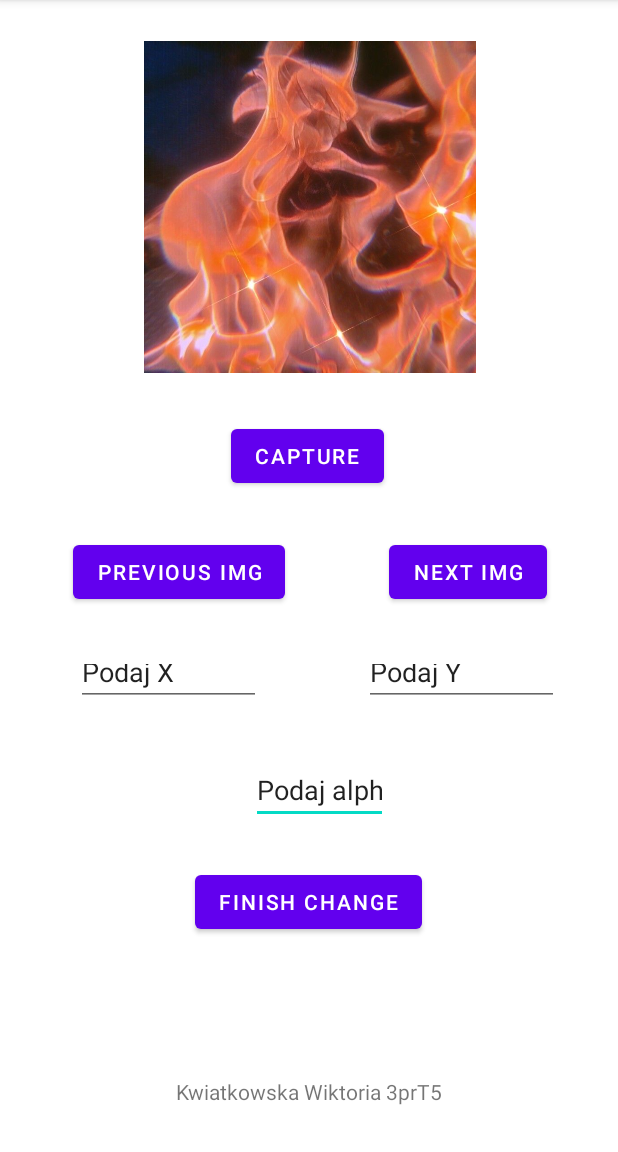
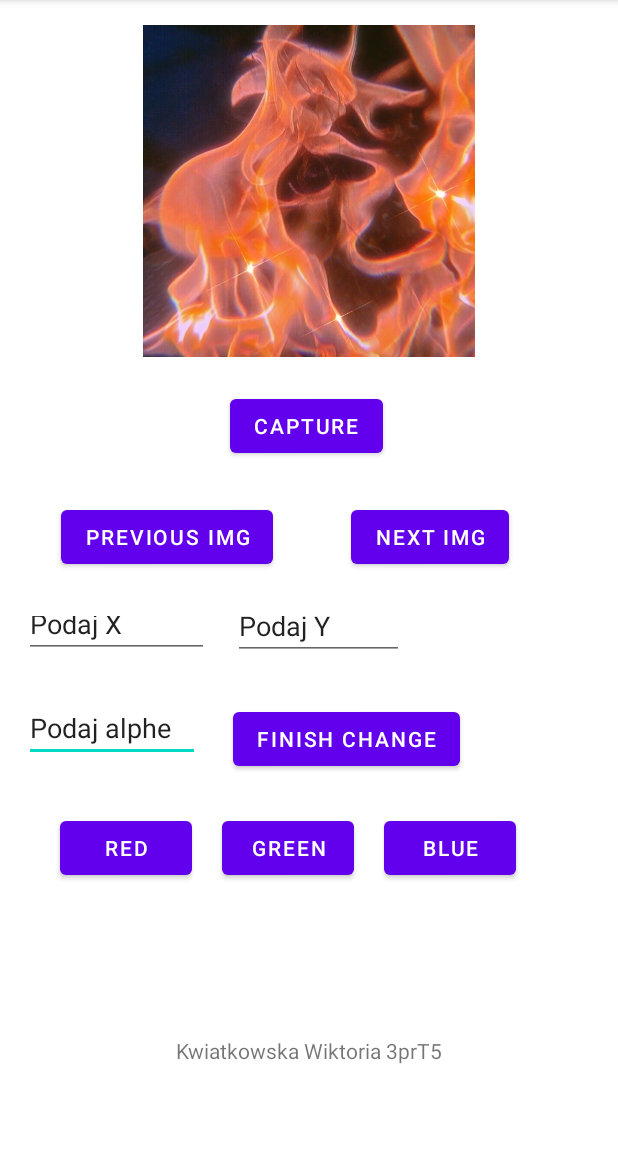
Before and after one commit to Kwiatkowska-W/camera, an Android app: the screen it shows after launch (MainActivity), on a phone screen of 412 x 824 dp, the part 84-1236 px from its top. Run offline under Robolectric (Android 15) with nearby library versions, the phone set to English and light mode, and no system bars.

Commit message:
dodanie filtru

```diff
--- a/app/src/main/java/xml/example/camera/MainActivity.kt
+++ b/app/src/main/java/xml/example/camera/MainActivity.kt
@@ -9,6 +9,8 @@ import android.widget.Button
 import androidx.core.app.ActivityCompat
 import android.Manifest
 import android.graphics.Bitmap
+import android.graphics.Color
+import android.graphics.PorterDuff
 import android.widget.EditText
 import android.widget.ImageView
 
@@ -83,9 +85,17 @@ class MainActivity : AppCompatActivity() {
         findViewById<Button>(R.id.button).setOnClickListener{
             var i = Intent(MediaStore.ACTION_IMAGE_CAPTURE)
             startActivityForResult(i, 101)
+    }
+        findViewById<Button>(R.id.red).setOnClickListener{
+            findViewById<ImageView>(R.id.imageView).setColorFilter(Color.RED, PorterDuff.Mode.LIGHTEN)
+        }
+        findViewById<Button>(R.id.blue).setOnClickListener{
+            findViewById<ImageView>(R.id.imageView).setColorFilter(Color.BLUE, PorterDuff.Mode.LIGHTEN)
+        }
+        findViewById<Button>(R.id.green).setOnClickListener{
+            findViewById<ImageView>(R.id.imageView).setColorFilter(Color.GREEN, PorterDuff.Mode.LIGHTEN)
+        }
 
-
-    }
 }
 
     override fun onActivityResult(requestCode: Int, resultCode: Int, data: Intent?) {
--- a/app/src/main/res/layout/activity_main.xml
+++ b/app/src/main/res/layout/activity_main.xml
@@ -9,31 +9,31 @@
 
     <EditText
         android:id="@+id/alpha"
-        android:layout_width="91dp"
-        android:layout_height="43dp"
+        android:layout_width="117dp"
+        android:layout_height="39dp"
         android:ems="10"
         android:inputType="textPersonName"
         android:text="Podaj alphe"
         app:layout_constraintBottom_toBottomOf="parent"
         app:layout_constraintEnd_toEndOf="parent"
-        app:layout_constraintHorizontal_bias="0.521"
+        app:layout_constraintHorizontal_bias="0.054"
         app:layout_constraintStart_toStartOf="parent"
         app:layout_constraintTop_toBottomOf="@+id/button"
-        app:layout_constraintVertical_bias="0.449" />
+        app:layout_constraintVertical_bias="0.382" />
 
     <EditText
         android:id="@+id/textY"
-        android:layout_width="130dp"
-        android:layout_height="38dp"
+        android:layout_width="114dp"
+        android:layout_height="39dp"
         android:ems="10"
         android:inputType="textPersonName"
         android:text="Podaj Y"
         app:layout_constraintBottom_toBottomOf="parent"
         app:layout_constraintEnd_toEndOf="parent"
-        app:layout_constraintHorizontal_bias="0.861"
-        app:layout_constraintStart_toStartOf="parent"
-        app:layout_constraintTop_toBottomOf="@+id/next"
-        app:layout_constraintVertical_bias="0.084" />
+        app:layout_constraintHorizontal_bias="0.101"
+        app:layout_constraintStart_toEndOf="@+id/textX"
+        app:layout_constraintTop_toTopOf="@+id/textX"
+        app:layout_constraintVertical_bias="0.0" />
 
     <Button
         android:id="@+id/button"
@@ -45,7 +45,7 @@
         app:layout_constraintHorizontal_bias="0.492"
         app:layout_constraintStart_toStartOf="@+id/imageView"
         app:layout_constraintTop_toBottomOf="@+id/imageView"
-        app:layout_constraintVertical_bias="0.066" />
+        app:layout_constraintVertical_bias="0.045" />
 
     <ImageView
         android:id="@+id/imageView"
@@ -53,10 +53,9 @@
         android:layout_height="221dp"
         app:layout_constraintBottom_toBottomOf="parent"
         app:layout_constraintEnd_toEndOf="parent"
-        app:layout_constraintHorizontal_bias="0.51"
         app:layout_constraintStart_toStartOf="parent"
         app:layout_constraintTop_toTopOf="parent"
-        app:layout_constraintVertical_bias="0.05"
+        app:layout_constraintVertical_bias="0.031"
         app:srcCompat="@drawable/zdj4" />
 
     <Button
@@ -66,10 +65,10 @@
         android:text="next img"
         app:layout_constraintBottom_toBottomOf="parent"
         app:layout_constraintEnd_toEndOf="parent"
-        app:layout_constraintHorizontal_bias="0.845"
+        app:layout_constraintHorizontal_bias="0.763"
         app:layout_constraintStart_toStartOf="parent"
         app:layout_constraintTop_toBottomOf="@+id/button"
-        app:layout_constraintVertical_bias="0.075" />
+        app:layout_constraintVertical_bias="0.063" />
 
     <Button
         android:id="@+id/previous"
@@ -78,10 +77,10 @@
         android:text="previous img"
         app:layout_constraintBottom_toBottomOf="parent"
         app:layout_constraintEnd_toStartOf="@+id/next"
-        app:layout_constraintHorizontal_bias="0.413"
+        app:layout_constraintHorizontal_bias="0.438"
         app:layout_constraintStart_toStartOf="parent"
         app:layout_constraintTop_toBottomOf="@+id/button"
-        app:layout_constraintVertical_bias="0.075" />
+        app:layout_constraintVertical_bias="0.063" />
 
     <EditText
         android:id="@+id/textX"
@@ -91,11 +90,11 @@
         android:inputType="textPersonName"
         android:text="Podaj X"
         app:layout_constraintBottom_toBottomOf="parent"
-        app:layout_constraintEnd_toStartOf="@+id/textY"
-        app:layout_constraintHorizontal_bias="0.423"
+        app:layout_constraintEnd_toEndOf="parent"
+        app:layout_constraintHorizontal_bias="0.055"
         app:layout_constraintStart_toStartOf="parent"
         app:layout_constraintTop_toBottomOf="@+id/previous"
-        app:layout_constraintVertical_bias="0.084" />
+        app:layout_constraintVertical_bias="0.053" />
 
     <Button
         android:id="@+id/finish"
@@ -104,10 +103,10 @@
         android:text="Finish change"
         app:layout_constraintBottom_toBottomOf="parent"
         app:layout_constraintEnd_toEndOf="parent"
-        app:layout_constraintHorizontal_bias="0.498"
-        app:layout_constraintStart_toStartOf="parent"
-        app:layout_constraintTop_toBottomOf="@+id/alpha"
-        app:layout_constraintVertical_bias="0.166" />
+        app:layout_constraintHorizontal_bias="0.174"
+        app:layout_constraintStart_toEndOf="@+id/alpha"
+        app:layout_constraintTop_toTopOf="@+id/alpha"
+        app:layout_constraintVertical_bias="0.0" />
 
     <TextView
         android:id="@+id/name"
@@ -120,4 +119,34 @@
         app:layout_constraintTop_toBottomOf="@+id/finish"
         app:layout_constraintVertical_bias="0.75" />
 
+    <Button
+        android:id="@+id/red"
+        android:layout_width="wrap_content"
+        android:layout_height="wrap_content"
+        android:text="red"
+        app:layout_constraintBottom_toBottomOf="parent"
+        app:layout_constraintEnd_toEndOf="parent"
+        app:layout_constraintHorizontal_bias="0.123"
+        app:layout_constraintStart_toStartOf="parent"
+        app:layout_constraintTop_toBottomOf="@+id/alpha"
+        app:layout_constraintVertical_bias="0.157" />
+
+    <Button
+        android:id="@+id/green"
+        android:layout_width="wrap_content"
+        android:layout_height="wrap_content"
+        android:layout_marginStart="20dp"
+        android:text="green"
+        app:layout_constraintStart_toEndOf="@+id/red"
+        app:layout_constraintTop_toTopOf="@+id/red" />
+
+    <Button
+        android:id="@+id/blue"
+        android:layout_width="wrap_content"
+        android:layout_height="wrap_content"
+        android:layout_marginStart="20dp"
+        android:text="blue"
+        app:layout_constraintStart_toEndOf="@+id/green"
+        app:layout_constraintTop_toTopOf="@+id/green" />
+
 </androidx.constraintlayout.widget.ConstraintLayout>
```
